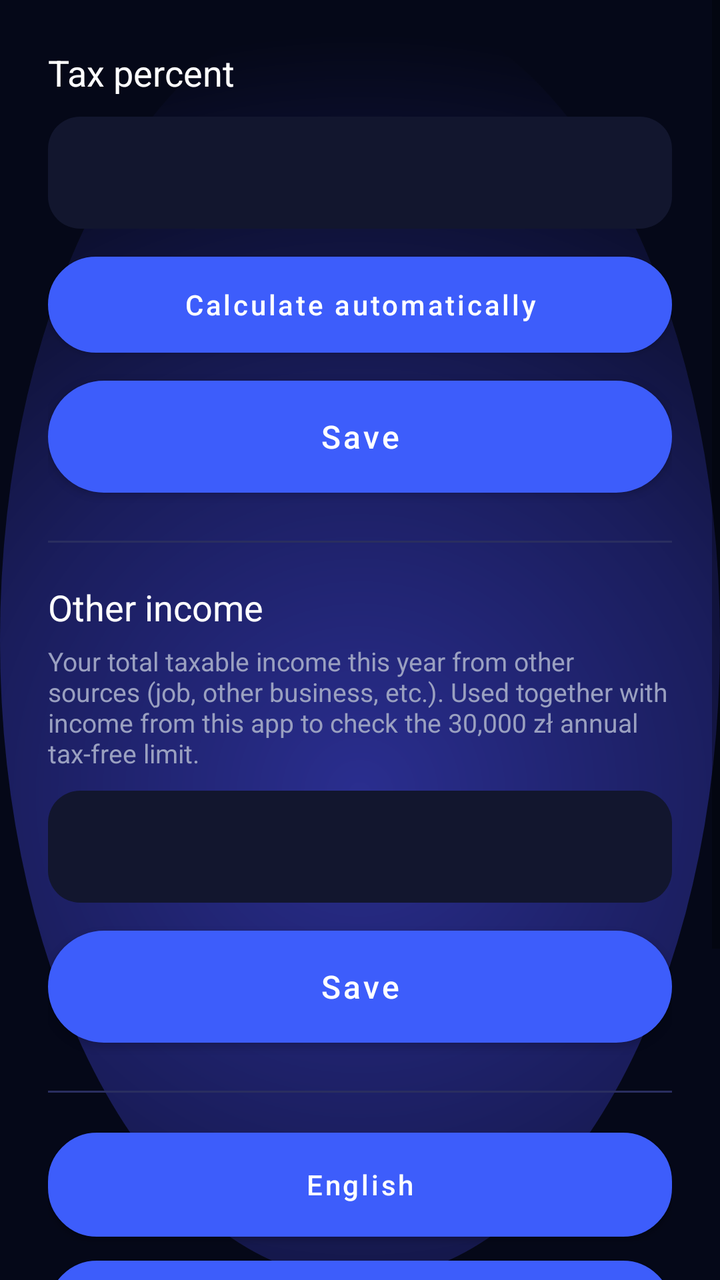
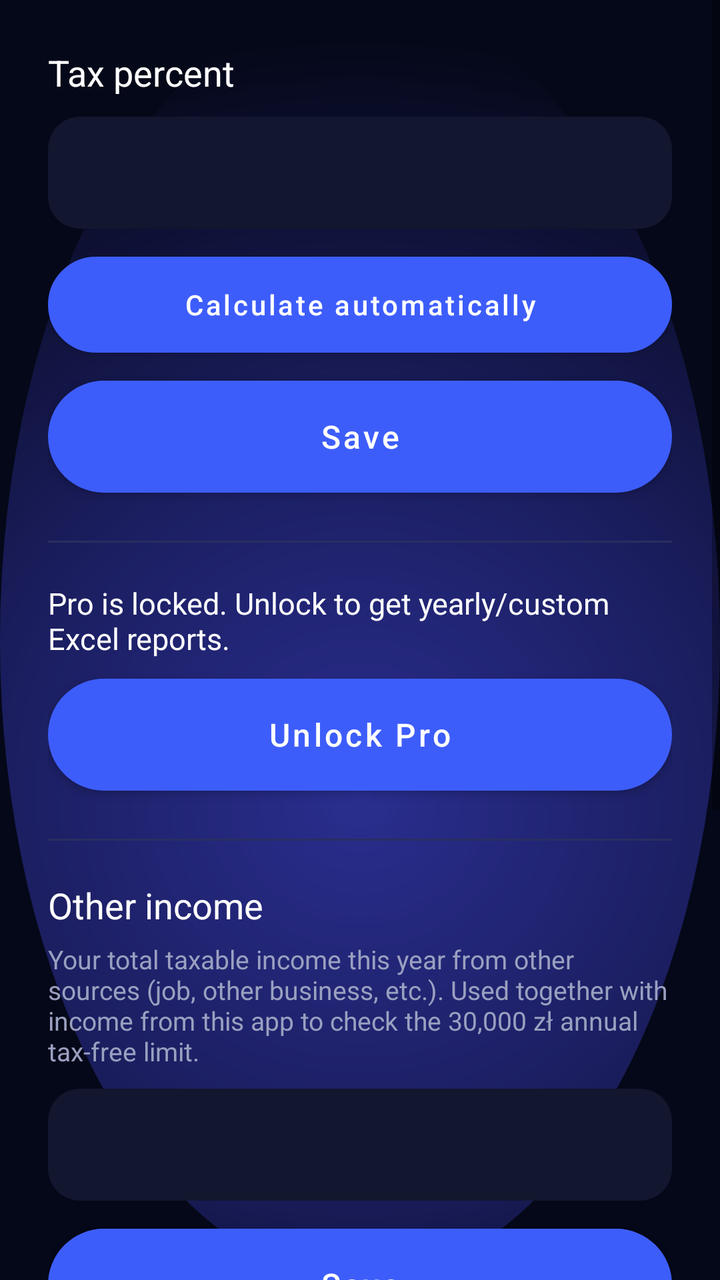

Before-and-after screenshots of an Android layout around one commit, followed by the original layout XML and the change that was made.
<!-- AndroidManifest.xml: application theme Theme.FA -->
<!-- res/layout/activity_settings.xml -->
<?xml version="1.0" encoding="utf-8"?>
<ScrollView xmlns:android="http://schemas.android.com/apk/res/android"
    android:layout_width="match_parent" android:layout_height="match_parent"
    android:fillViewport="true">

<LinearLayout
    android:orientation="vertical" android:padding="24dp"
    android:layout_width="match_parent" android:layout_height="wrap_content">

    <TextView android:layout_width="match_parent" android:layout_height="wrap_content"
        android:text="@string/tax_percent" android:textSize="18sp"
        android:textColor="@color/text_primary" android:layout_marginBottom="10dp"/>

    <EditText android:id="@+id/et_tax" android:layout_width="match_parent" android:layout_height="56dp"
        android:background="@drawable/input_field_bg" android:paddingStart="18dp" android:paddingEnd="18dp"
        android:textColor="@color/text_primary" android:inputType="numberDecimal"
        android:layout_marginBottom="14dp"/>

    <Button android:id="@+id/btn_auto_tax" android:layout_width="match_parent" android:layout_height="48dp"
        android:text="@string/auto_tax_button" android:textAllCaps="false" android:textSize="14sp"
        android:textColor="@color/text_primary" android:background="@drawable/btn_pill_outline"
        android:layout_marginBottom="14dp"/>

    <Button android:id="@+id/btn_save_tax" android:layout_width="match_parent" android:layout_height="56dp"
        android:text="@string/save" android:textAllCaps="false" android:textSize="16sp"
        android:textColor="@color/text_primary" android:background="@drawable/btn_pill_primary"
        android:layout_marginBottom="24dp"/>

    <View android:layout_width="match_parent" android:layout_height="1dp" android:background="#2A2E60" android:layout_marginBottom="20dp"/>

    <TextView android:id="@+id/tv_other_income_label" android:layout_width="match_parent" android:layout_height="wrap_content"
        android:text="@string/other_income_title" android:textSize="18sp"
        android:textColor="@color/text_primary" android:layout_marginBottom="6dp"/>

    <TextView android:layout_width="match_parent" android:layout_height="wrap_content"
        android:text="@string/other_income_hint" android:textSize="13sp"
        android:textColor="#9AA0C0" android:layout_marginBottom="10dp"/>

    <EditText android:id="@+id/et_other_income" android:layout_width="match_parent" android:layout_height="56dp"
        android:background="@drawable/input_field_bg" android:paddingStart="18dp" android:paddingEnd="18dp"
        android:textColor="@color/text_primary" android:inputType="numberDecimal"
        android:layout_marginBottom="14dp"/>

    <Button android:id="@+id/btn_save_other_income" android:layout_width="match_parent" android:layout_height="56dp"
        android:text="@string/save" android:textAllCaps="false" android:textSize="16sp"
        android:textColor="@color/text_primary" android:background="@drawable/btn_pill_primary"
        android:layout_marginBottom="24dp"/>

    <View android:layout_width="match_parent" android:layout_height="1dp" android:background="#2A2E60" android:layout_marginBottom="20dp"/>

    <Button android:id="@+id/btn_lang_en" android:layout_width="match_parent" android:layout_height="52dp"
        android:text="English" android:textAllCaps="false" android:textColor="@color/text_primary"
        android:background="@drawable/btn_pill_outline" android:layout_marginBottom="12dp"/>
    <Button android:id="@+id/btn_lang_ru" android:layout_width="match_parent" android:layout_height="52dp"
        android:text="Русский" android:textAllCaps="false" android:textColor="@color/text_primary"
        android:background="@drawable/btn_pill_outline" android:layout_marginBottom="12dp"/>
    <Button android:id="@+id/btn_lang_pl" android:layout_width="match_parent" android:layout_height="52dp"
        android:text="Polski" android:textAllCaps="false" android:textColor="@color/text_primary"
        android:background="@drawable/btn_pill_outline"/>


    <View android:layout_width="match_parent" android:layout_height="1dp"
        android:background="#2A2E60" android:layout_marginTop="20dp" android:layout_marginBottom="20dp"/>

    <Button android:id="@+id/btn_about" android:layout_width="match_parent" android:layout_height="52dp"
        android:text="@string/about_app" android:textAllCaps="false" android:textColor="@color/text_primary"
        android:background="@drawable/btn_pill_outline"/>

</LinearLayout>
</ScrollView>
<!-- resources referenced by this layout -->
<resources>
  <color name="text_primary">#FFFFFF</color>
  <!-- drawable btn_pill_outline (drawable) -->
  <?xml version="1.0" encoding="utf-8"?>
  <shape xmlns:android="http://schemas.android.com/apk/res/android" android:shape="rectangle">
      <corners android:radius="24dp" />
      <solid android:color="#1B2050" />
      <stroke android:width="1dp" android:color="#3A4090" />
  </shape>
  <!-- drawable btn_pill_primary (drawable) -->
  <?xml version="1.0" encoding="utf-8"?>
  <shape xmlns:android="http://schemas.android.com/apk/res/android" android:shape="rectangle">
      <corners android:radius="32dp" />
      <gradient
          android:angle="90"
          android:startColor="@color/accent_blue_light"
          android:centerColor="#2246D6"
          android:endColor="@color/accent_blue_dark" />
      <stroke android:width="1dp" android:color="#4D79FF" />
  </shape>
  <!-- drawable input_field_bg (drawable) -->
  <?xml version="1.0" encoding="utf-8"?>
  <shape xmlns:android="http://schemas.android.com/apk/res/android" android:shape="rectangle">
      <corners android:radius="16dp" />
      <solid android:color="@color/card_bg" />
  </shape>
  <string name="about_app">About the app</string>
  <string name="auto_tax_button">Calculate automatically</string>
  <string name="other_income_hint">Your total taxable income this year from other sources (job, other business, etc.). Used together with income from this app to check the 30,000 zł annual tax-free limit.</string>
  <string name="other_income_title">Other income</string>
  <string name="save">Save</string>
  <string name="tax_percent">Tax percent</string>
  <style name="Theme.FA" parent="Theme.MaterialComponents.DayNight.NoActionBar">
          <item name="colorPrimary">@color/accent_blue_light</item>
          <item name="colorPrimaryVariant">@color/accent_blue_dark</item>
          <item name="colorOnPrimary">@color/text_primary</item>
          <item name="colorSecondary">@color/accent_cyan</item>
          <item name="colorSecondaryVariant">@color/accent_blue_dark</item>
          <item name="colorOnSecondary">@color/text_primary</item>
          <item name="android:statusBarColor">@color/bg_top</item>
          <item name="android:windowBackground">@drawable/bg_gradient</item>
          <item name="android:textColorPrimary">@color/text_primary</item>
          <item name="android:textColorHint">@color/text_hint</item>
      </style>
  <color name="accent_blue_light">#3D5DFB</color>
  <color name="accent_blue_dark">#1230A8</color>
  <color name="card_bg">#12162E</color>
  <color name="accent_cyan">#29B6F6</color>
  <color name="bg_top">#050818</color>
  <!-- drawable bg_gradient (drawable) -->
  <?xml version="1.0" encoding="utf-8"?>
  <layer-list xmlns:android="http://schemas.android.com/apk/res/android">
      <item>
          <shape android:shape="rectangle">
              <solid android:color="@color/bg_top" />
          </shape>
      </item>
      <item>
          <shape android:shape="oval">
              <gradient
                  android:type="radial"
                  android:gradientRadius="380dp"
                  android:centerX="0.5"
                  android:centerY="0.62"
                  android:startColor="@color/bg_glow"
                  android:centerColor="#1A1D5C"
                  android:endColor="@color/bg_top" />
          </shape>
      </item>
  </layer-list>
  <color name="text_hint">#6B7094</color>
  <color name="bg_glow">#2A2E8F</color>
</resources>

<!-- the commit's change to res/layout/activity_settings.xml (unified diff, before → after) -->
@@ -23,6 +23,17 @@
 
     <Button android:id="@+id/btn_save_tax" android:layout_width="match_parent" android:layout_height="56dp"
         android:text="@string/save" android:textAllCaps="false" android:textSize="16sp"
+        android:textColor="@color/text_primary" android:background="@drawable/btn_pill_primary"
+        android:layout_marginBottom="24dp"/>
+
+    <View android:layout_width="match_parent" android:layout_height="1dp" android:background="#2A2E60" android:layout_marginBottom="20dp"/>
+
+    <TextView android:id="@+id/tv_pro_status" android:layout_width="match_parent" android:layout_height="wrap_content"
+        android:text="@string/pro_status_locked" android:textSize="15sp"
+        android:textColor="@color/text_primary" android:layout_marginBottom="10dp"/>
+
+    <Button android:id="@+id/btn_unlock_pro" android:layout_width="match_parent" android:layout_height="56dp"
+        android:text="@string/pro_unlock_button" android:textAllCaps="false" android:textSize="16sp"
         android:textColor="@color/text_primary" android:background="@drawable/btn_pill_primary"
         android:layout_marginBottom="24dp"/>
 
<!-- resource entries referenced after the edit -->
@@ -29,6 +29,8 @@
   <string name="auto_tax_button">Calculate automatically</string>
   <string name="other_income_hint">Your total taxable income this year from other sources (job, other business, etc.). Used together with income from this app to check the 30,000 zł annual tax-free limit.</string>
   <string name="other_income_title">Other income</string>
+  <string name="pro_status_locked">Pro is locked. Unlock to get yearly/custom Excel reports.</string>
+  <string name="pro_unlock_button">Unlock Pro</string>
   <string name="save">Save</string>
   <string name="tax_percent">Tax percent</string>
   <style name="Theme.FA" parent="Theme.MaterialComponents.DayNight.NoActionBar">
